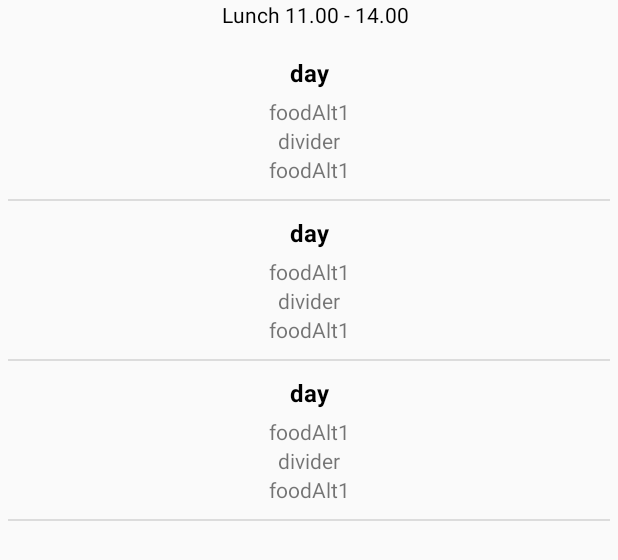
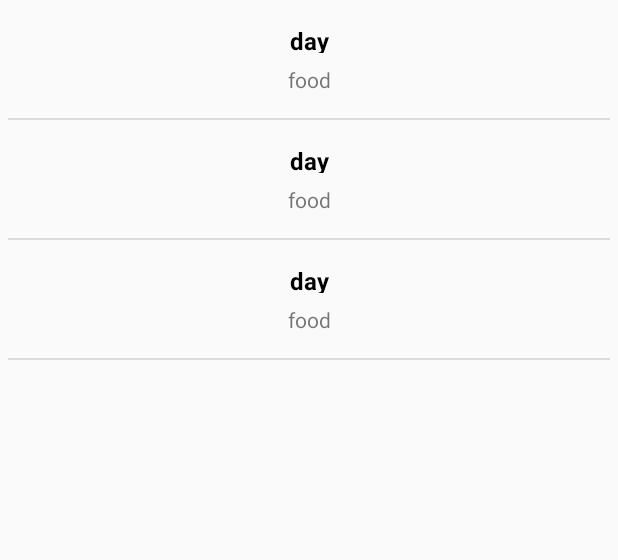
Before and after one commit to 92jonas/Matsedeln-Android, an Android app: the layout fragment_menu.xml on its own in the app's theme, with its tools: preview values and no code run, on a phone screen of 412 x 824 dp. Shown: the top 560 px of the screen. Run offline under Robolectric (Android 15) with nearby library versions, the phone set to English and light mode, and no system bars.

Commit message:
Changed some

```diff
--- a/app/build.gradle
+++ b/app/build.gradle
@@ -34,5 +34,7 @@ dependencies {
 
     compile 'com.jakewharton:butterknife:8.4.0'
     apt 'com.jakewharton:butterknife-compiler:8.4.0'
-    compile 'com.android.support.constraint:constraint-layout:1.0.0-beta3'
+    compile 'com.android.support.constraint:constraint-layout:1.0.0-beta4'
+
+    compile 'io.paperdb:paperdb:2.0'
 }
--- a/app/src/main/java/jonas/jacobsson/midgardensvardshus/matsedeln/activities/MainActivity.java
+++ b/app/src/main/java/jonas/jacobsson/midgardensvardshus/matsedeln/activities/MainActivity.java
@@ -19,6 +19,7 @@ import com.google.android.gms.maps.model.LatLng;
 import com.roughike.bottombar.BottomBar;
 import com.roughike.bottombar.OnTabSelectListener;
 
+import io.paperdb.Paper;
 import jonas.jacobsson.midgardensvardshus.matsedeln.R;
 import jonas.jacobsson.midgardensvardshus.matsedeln.fragments.ContactTabFragment;
 import jonas.jacobsson.midgardensvardshus.matsedeln.fragments.MapTabFragment;
@@ -47,6 +48,7 @@ public class MainActivity extends FragmentActivity implements ActivityCompat.OnR
     protected void onCreate(Bundle savedInstanceState) {
         super.onCreate(savedInstanceState);
         setContentView(R.layout.activity_main);
+        Paper.init(this);
         initViews();
 
 
--- a/app/src/main/java/jonas/jacobsson/midgardensvardshus/matsedeln/fragments/MapTabFragment.java
+++ b/app/src/main/java/jonas/jacobsson/midgardensvardshus/matsedeln/fragments/MapTabFragment.java
@@ -54,7 +54,6 @@ public class MapTabFragment extends Fragment {
                 CameraUpdate cu = CameraUpdateFactory.newCameraPosition(CameraPosition.fromLatLngZoom(MAP_LOCATION, 12f));
                 mMap.moveCamera(cu);
 
-                mMap.getUiSettings().setMapToolbarEnabled(true);
                 m.showInfoWindow();
             }
         });
--- a/app/src/main/res/layout/fragment_menu.xml
+++ b/app/src/main/res/layout/fragment_menu.xml
@@ -12,37 +12,6 @@
     android:layout_marginStart="5dp"
     android:visibility="visible">
 
-
-    <LinearLayout
-        android:orientation="horizontal"
-        android:layout_width="wrap_content"
-        android:layout_height="wrap_content"
-        app:layout_constraintTop_toTopOf="parent"
-        app:layout_constraintRight_toRightOf="parent"
-        app:layout_constraintLeft_toLeftOf="parent"
-        android:id="@+id/ll_menu_info">
-
-        <TextView
-            android:id="@+id/tv_week_number"
-            android:layout_width="wrap_content"
-            android:layout_height="wrap_content"
-            android:textColor="@color/currentDayText"
-            android:textSize="14sp"
-            android:textStyle="bold"
-            android:layout_weight="1"
-            android:layout_marginEnd="8dp"
-            android:layout_marginRight="8dp"/>
-
-        <TextView
-            android:id="@+id/tv_lunch_times"
-            android:layout_width="wrap_content"
-            android:layout_height="wrap_content"
-            android:text="@string/times_lunch"
-            android:textColor="@color/currentDayText"
-            android:layout_weight="1" />
-    </LinearLayout>
-
-
     <android.support.v4.widget.SwipeRefreshLayout
         android:id="@+id/swipe_refresh"
         android:layout_width="0dp"
@@ -51,8 +20,7 @@
         app:layout_constraintBottom_toBottomOf="parent"
         app:layout_constraintLeft_toLeftOf="parent"
         app:layout_constraintRight_toRightOf="parent"
-        app:layout_constraintTop_toBottomOf="@+id/ll_menu_info"
-        android:layout_marginTop="8dp">
+        app:layout_constraintTop_toTopOf="parent">
 
         <!--<ScrollView-->
         <!--android:layout_width="match_parent"-->
@@ -62,7 +30,7 @@
         <ListView
             android:id="@+id/week_list_view"
             android:layout_width="match_parent"
-            android:layout_height="wrap_content"
+            android:layout_height="match_parent"
             android:orientation="vertical"
             tools:listitem="@layout/week_item">
 
--- a/app/src/main/res/layout/week_item.xml
+++ b/app/src/main/res/layout/week_item.xml
@@ -1,42 +1,36 @@
 <?xml version="1.0" encoding="utf-8"?>
-<LinearLayout xmlns:android="http://schemas.android.com/apk/res/android"
+<android.support.constraint.ConstraintLayout xmlns:android="http://schemas.android.com/apk/res/android"
+    xmlns:app="http://schemas.android.com/apk/res-auto"
+    xmlns:tools="http://schemas.android.com/tools"
     android:layout_width="match_parent"
-    android:layout_height="match_parent"
+    android:layout_height="wrap_content"
     android:orientation="vertical"
-    android:padding="10dp">
+    android:padding="16dp">
 
     <TextView
         android:id="@+id/week_item_day"
-        android:layout_width="match_parent"
-        android:layout_height="wrap_content"
+        android:layout_height="19dp"
         android:text="day"
         android:textAlignment="center"
         android:textSize="16sp"
         android:textStyle="bold"
-        android:textColor="@color/currentDayText"/>
+        android:textColor="@color/currentDayText"
+        app:layout_constraintRight_toRightOf="parent"
+        app:layout_constraintLeft_toLeftOf="parent"
+        android:layout_width="0dp"
+        app:layout_constraintHorizontal_bias="0.0"
+        app:layout_constraintTop_toTopOf="parent" />
 
     <TextView
-        android:id="@+id/week_item_food_alt1"
-        android:layout_width="match_parent"
+        android:id="@+id/week_item_food"
+        android:layout_width="0dp"
         android:layout_height="wrap_content"
-        android:text="foodAlt1"
         android:textAlignment="center"
         android:textSize="14sp"
-        android:layout_marginTop="5dp"/>
-
-    <TextView
-        android:id="@+id/week_item_divider"
-        android:layout_width="match_parent"
-        android:layout_height="wrap_content"
-        android:text="divider"
-        android:textAlignment="center"
-        android:textSize="14sp" />
-
-    <TextView
-        android:id="@+id/week_item_food_alt2"
-        android:layout_width="match_parent"
-        android:layout_height="wrap_content"
-        android:text="foodAlt1"
-        android:textAlignment="center"
-        android:textSize="14sp"/>
-</LinearLayout>
+        app:layout_constraintTop_toBottomOf="@+id/week_item_day"
+        app:layout_constraintRight_toRightOf="parent"
+        app:layout_constraintLeft_toLeftOf="parent"
+        android:layout_marginTop="8dp"
+        app:layout_constraintBottom_toBottomOf="parent"
+        android:text="food" />
+</android.support.constraint.ConstraintLayout>
--- a/build.gradle
+++ b/build.gradle
@@ -6,7 +6,7 @@ buildscript {
         mavenCentral()
     }
     dependencies {
-        classpath 'com.android.tools.build:gradle:2.2.2'
+        classpath 'com.android.tools.build:gradle:2.2.3'
         classpath 'com.neenbedankt.gradle.plugins:android-apt:1.8'
         // NOTE: Do not place your application dependencies here; they belong
         // in the individual module build.gradle files
```
Also changed, not shown: app/src/main/java/jonas/jacobsson/midgardensvardshus/matsedeln/adapters/WeekItemAdapter.java (+11 -21 lines), app/src/main/java/jonas/jacobsson/midgardensvardshus/matsedeln/fragments/MenuTabFragment.java (+24 -25 lines), app/src/main/java/jonas/jacobsson/midgardensvardshus/matsedeln/models/WeekItem.java (+7 -17 lines), app/src/main/java/jonas/jacobsson/midgardensvardshus/matsedeln/utils/MenuParser.java (added, +40 -0 lines), 4 other files.
